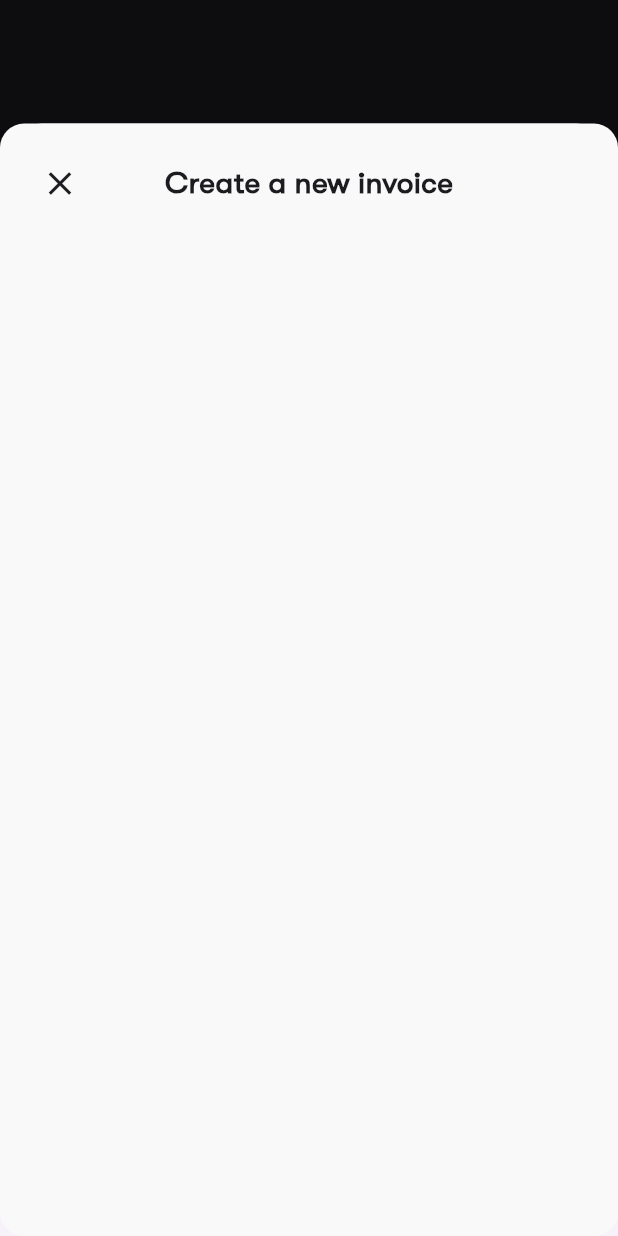
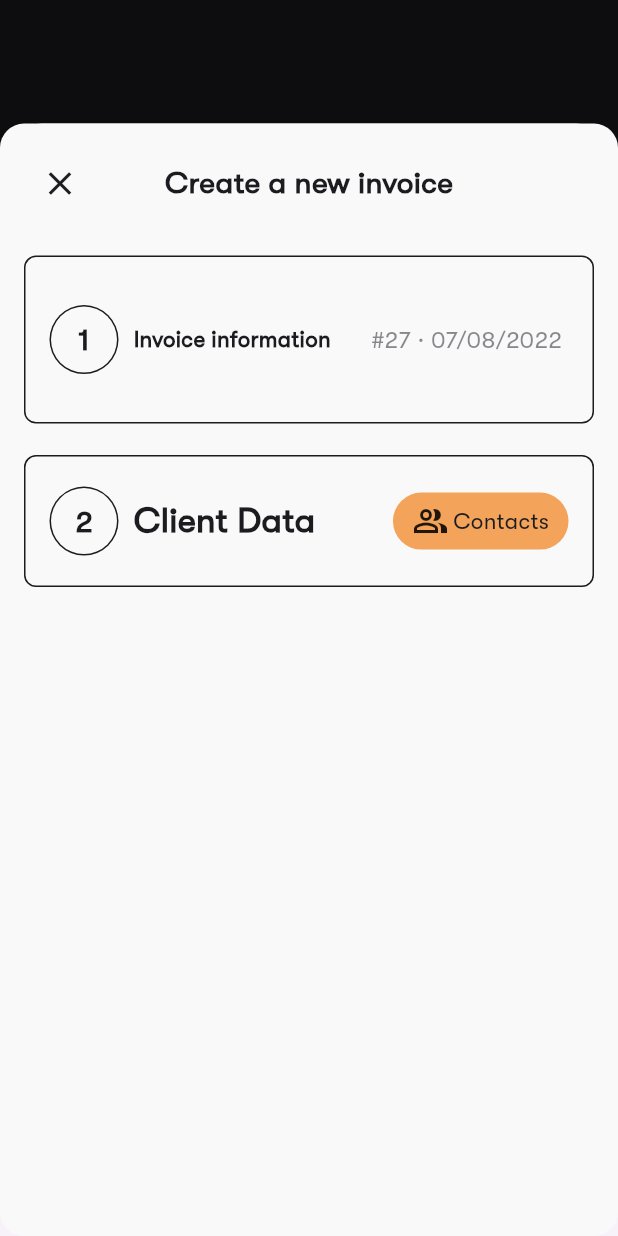
Before and after one commit to As-tra/Digital_invoicing, a Flutter app: the screen it shows after launch, item 2 of the bottom bar chosen, after a tap on the "add" icon, on a phone screen of 412 x 824 dp. Run offline on Flutter 3.47's test engine with Material 3 defaults, Android fonts, the phone set to English and light mode, and no system bars; our stand-ins replace device_preview, expandable_page_view, fl_chart, flutter_svg, go_router.

Commit message:
add invoice informations

```diff
--- a/lib/utils/colors.dart
+++ b/lib/utils/colors.dart
@@ -6,6 +6,7 @@ abstract class AppColors {
   static const lightPurple = Color(0xffEFEBFB);
   static const lightOrange = Color(0xffFDF4EA);
   static const white = Color(0xffffffff);
+  static const whiteShade = Color(0xfff9f9f9);
   static const orange = Color(0xffF3A35A);
   static const yellow = Color(0xffF8DB7A);
   static const lightText = Color.fromARGB(153, 60, 60, 67);
--- a/lib/utils/styles.dart
+++ b/lib/utils/styles.dart
@@ -47,6 +47,12 @@ abstract class Styles {
     color: AppColors.primary,
     fontWeight: FontWeight.w500,
   );
+  static const TextStyle gTWalsheimProMedium15 = TextStyle(
+    fontFamily: kGTWalsheimPro,
+    fontSize: 15,
+    color: AppColors.primary,
+    fontWeight: FontWeight.w500,
+  );
   static const TextStyle gTWalsheimProMedium19 = TextStyle(
     fontFamily: kGTWalsheimPro,
     fontSize: 19,
@@ -64,6 +70,12 @@ abstract class Styles {
     fontSize: 20,
     color: AppColors.white,
     fontWeight: FontWeight.w500,
+  );
+  static const TextStyle gTWalsheimProBold23 = TextStyle(
+    fontFamily: kGTWalsheimPro,
+    fontSize: 23,
+    color: AppColors.primary,
+    fontWeight: FontWeight.w700,
   );
   static const TextStyle gTWalsheimProMedium13 = TextStyle(
     fontFamily: kGTWalsheimPro,
--- a/lib/views/add_invoice_view.dart
+++ b/lib/views/add_invoice_view.dart
@@ -1,4 +1,6 @@
 import 'package:digital_invoicing/widgets/bottom_sheet_header.dart';
+import 'package:digital_invoicing/widgets/client_data.dart';
+import 'package:digital_invoicing/widgets/invoice_information.dart';
 import 'package:flutter/material.dart';
 
 class AddInvoiceView extends StatelessWidget {
@@ -14,6 +16,10 @@ class AddInvoiceView extends StatelessWidget {
         child: const Column(
           children: [
             BottomSheetHeader(),
+            SizedBox(height: 24),
+            InvoiceInformation(),
+            SizedBox(height: 21),
+            ClientData(),
           ],
         ),
       ),
--- /dev/null
+++ b/lib/widgets/client_data.dart
@@ -0,0 +1,18 @@
+import 'package:digital_invoicing/widgets/bottom_sheet_container.dart';
+import 'package:digital_invoicing/widgets/client_data_header.dart';
+import 'package:flutter/material.dart';
+
+class ClientData extends StatelessWidget {
+  const ClientData({super.key});
+
+  @override
+  Widget build(BuildContext context) {
+    return const BottomSheetContainer(
+      child: Column(
+        children: [
+          ClientDataHeader(),
+        ],
+      ),
+    );
+  }
+}
--- /dev/null
+++ b/lib/widgets/client_data_header.dart
@@ -0,0 +1,44 @@
+import 'package:digital_invoicing/utils/colors.dart';
+import 'package:digital_invoicing/utils/styles.dart';
+import 'package:digital_invoicing/widgets/count_buttet.dart';
+import 'package:flutter/material.dart';
+
+class ClientDataHeader extends StatelessWidget {
+  const ClientDataHeader({super.key});
+
+  @override
+  Widget build(BuildContext context) {
+    return Row(
+      children: [
+        const CounteBullet(count: 2),
+        const SizedBox(width: 10),
+        const Text(
+          "Client Data",
+          style: Styles.gTWalsheimProBold23,
+        ),
+        const Spacer(),
+        _buildContact()
+      ],
+    );
+  }
+
+  Container _buildContact() {
+    return Container(
+      padding: const EdgeInsets.symmetric(vertical: 7, horizontal: 13),
+      decoration: BoxDecoration(
+        color: AppColors.orange,
+        borderRadius: BorderRadius.circular(99),
+      ),
+      child: const Row(
+        children: [
+          Icon(Icons.people_alt_outlined),
+          SizedBox(width: 3),
+          Text(
+            "Contacts",
+            style: Styles.gTWalsheimProMedium15,
+          )
+        ],
+      ),
+    );
+  }
+}
--- /dev/null
+++ b/lib/widgets/count_buttet.dart
@@ -0,0 +1,27 @@
+import 'package:digital_invoicing/utils/colors.dart';
+import 'package:digital_invoicing/utils/styles.dart';
+import 'package:flutter/material.dart';
+
+class CounteBullet extends StatelessWidget {
+  const CounteBullet({
+    super.key,
+    required this.count,
+  });
+  final int count;
+
+  @override
+  Widget build(BuildContext context) {
+    return CircleAvatar(
+      backgroundColor: AppColors.primary,
+      radius: 23,
+      child: CircleAvatar(
+        radius: 22,
+        backgroundColor: AppColors.whiteShade,
+        child: Text(
+          "$count",
+          style: Styles.gTWalsheimProBold20,
+        ),
+      ),
+    );
+  }
+}
--- /dev/null
+++ b/lib/widgets/invoice_information.dart
@@ -0,0 +1,42 @@
+import 'package:digital_invoicing/utils/styles.dart';
+import 'package:digital_invoicing/widgets/bottom_sheet_container.dart';
+import 'package:digital_invoicing/widgets/count_buttet.dart';
+import 'package:flutter/material.dart';
+
+class InvoiceInformation extends StatelessWidget {
+  const InvoiceInformation({super.key});
+
+  @override
+  Widget build(BuildContext context) {
+    return const BottomSheetContainer(
+      child: Padding(
+        padding: EdgeInsets.symmetric(vertical: 12),
+        child: Row(
+          children: [
+            CounteBullet(count: 1),
+            SizedBox(width: 10),
+            Expanded(
+              child: FittedBox(
+                fit: BoxFit.scaleDown,
+                child: Text(
+                  "Invoice information",
+                  style: Styles.gTWalsheimProBold20,
+                ),
+              ),
+            ),
+            SizedBox(width: 27),
+            Expanded(
+              child: FittedBox(
+                fit: BoxFit.scaleDown,
+                child: Text(
+                  "#27 · 07/08/2022 ",
+                  style: Styles.gTWalsheimProRegular16,
+                ),
+              ),
+            ),
+          ],
+        ),
+      ),
+    );
+  }
+}
```
Also changed, not shown: assets/images/People.png (added).
